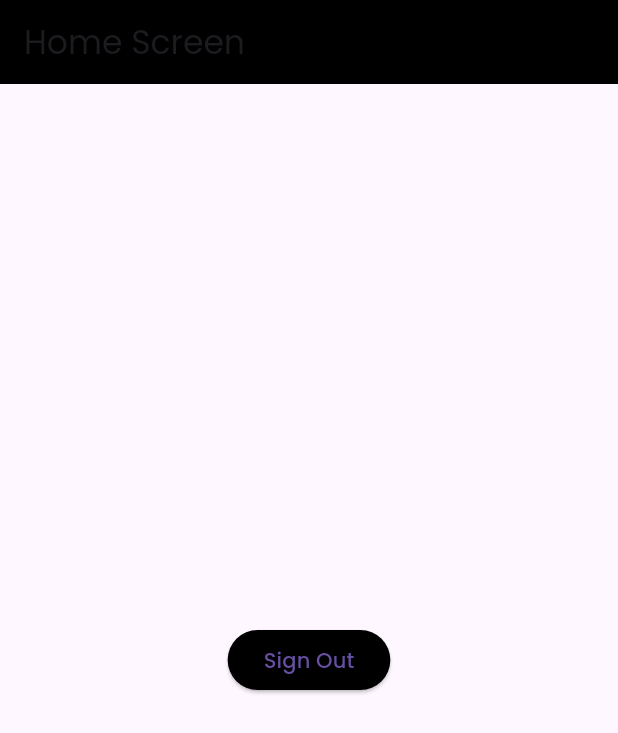
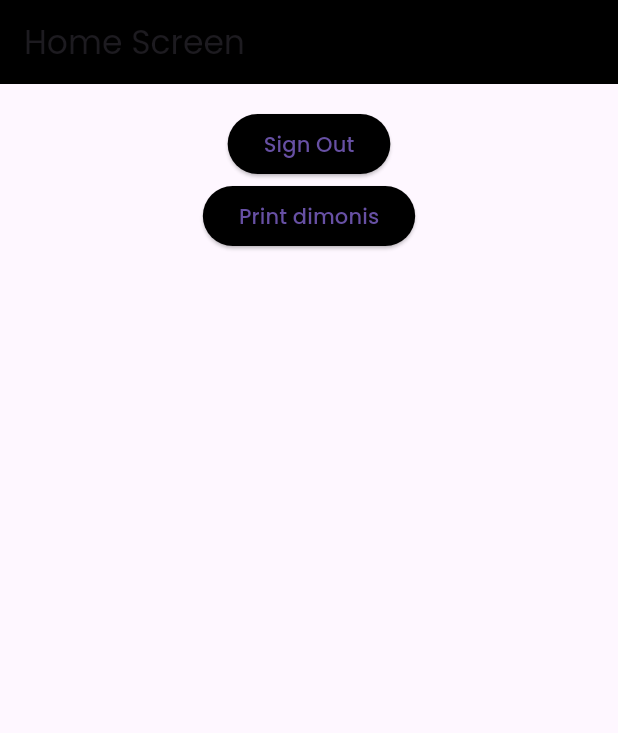
Before and after one commit to espai422-Company/dimonis, a Flutter app: the screen it shows once a user with an empty profile is signed in, on a phone screen of 412 x 824 dp. Shown: the top 733 px of the screen. Run offline on Flutter 3.47's test engine with Material 3 defaults, Android fonts, the phone set to English and light mode, and no system bars; our stand-ins replace firebase_auth, firebase_core, firebase_database, google_fonts, google_sign_in; accounts and stored records are empty.

Commit message:
To test models and is admin function

```diff
--- /dev/null
+++ b/lib/api/api.dart
@@ -0,0 +1 @@
+export 'package:app_dimonis/api/db_connection.dart';
--- a/lib/components/google_sign_in_button.dart
+++ b/lib/components/google_sign_in_button.dart
@@ -5,6 +5,8 @@ import 'package:google_sign_in/google_sign_in.dart';
 class GoogleSignInButton extends StatelessWidget {
   final FirebaseAuth _auth = FirebaseAuth.instance;
   final GoogleSignIn _googleSignIn = GoogleSignIn();
+
+  GoogleSignInButton({super.key});
 
   Future<void> _signInWithGoogle() async {
     try {
@@ -35,7 +37,7 @@ class GoogleSignInButton extends StatelessWidget {
   Widget build(BuildContext context) {
     return ElevatedButton(
       onPressed: _signInWithGoogle,
-      child: Text('Sign in with Google'),
+      child: const Text('Sign in with Google'),
     );
   }
 }
--- a/lib/main.dart
+++ b/lib/main.dart
@@ -1,14 +1,8 @@
 import 'package:app_dimonis/firebase_options.dart';
 import 'package:app_dimonis/routes/routes.dart';
-import 'package:app_dimonis/screens/auth_screen.dart';
-import 'package:app_dimonis/screens/verify_email.dart';
-import 'package:firebase_auth/firebase_auth.dart';
 import 'package:firebase_core/firebase_core.dart';
-import 'package:app_dimonis/auth.dart';
 import 'package:flutter/material.dart';
 import 'package:google_fonts/google_fonts.dart';
-
-import 'auth.dart';
 
 void main() async {
   WidgetsFlutterBinding.ensureInitialized();
--- /dev/null
+++ b/lib/models/dimoni.dart
@@ -0,0 +1,76 @@
+import 'dart:convert';
+
+import 'package:app_dimonis/api/db_connection.dart';
+import 'package:firebase_database/firebase_database.dart';
+
+class Dimoni {
+  String nom;
+  String image;
+  String description;
+  String? id;
+
+  late DatabaseReference _ref;
+
+  Dimoni(
+      {required this.nom,
+      required this.image,
+      required this.description,
+      this.id}) {
+    id ??= SignleDBConn.getDatabase().ref('/dimonis').push().key;
+    _ref = SignleDBConn.getDatabase().ref('/dimonis/$id');
+  }
+
+  factory Dimoni.fromMap(Map<Object, dynamic> json) => Dimoni(
+        nom: json["nom"],
+        image: json["image"],
+        description: json["description"],
+      );
+
+  Map<String, dynamic> toMap() => {
+        "nom": nom,
+        "image": image,
+        "description": description,
+      };
+
+  void save() {
+    _ref.set(toMap());
+  }
+
+  void delete() {
+    _ref.remove();
+  }
+
+  // Torna una llista de dimonis
+  static Future<List<Dimoni>> getDimonis() async {
+    final ref = SignleDBConn.getDatabase().ref('/dimonis');
+    final snapshot = await ref.get();
+    if (snapshot.exists) {
+      var a = snapshot.value as Map;
+      Map<Object, dynamic> b = a.cast<String, dynamic>();
+      List<Dimoni> dimonis = [];
+      b.forEach((key, value) {
+        Dimoni dimoni = Dimoni.fromMap(value);
+        dimoni.id = key.toString();
+        dimonis.add(dimoni);
+      });
+      return dimonis;
+    } else {
+      return [];
+    }
+  }
+
+  // Torna un dimoni
+  static Future<Dimoni> getDimoni(String id) async {
+    final ref = SignleDBConn.getDatabase().ref('/dimonis/$id');
+    final snapshot = await ref.get();
+    if (snapshot.exists) {
+      var a = snapshot.value as Map;
+      Map<Object, dynamic> b = a.cast<String, dynamic>();
+      Dimoni dimoni = Dimoni.fromMap(b);
+      dimoni.id = id;
+      return dimoni;
+    } else {
+      throw Exception('Dimoni not found');
+    }
+  }
+}
--- /dev/null
+++ b/lib/models/models.dart
@@ -0,0 +1,2 @@
+export 'package:app_dimonis/models/dimoni.dart';
+export 'package:app_dimonis/models/firebase_model.dart';
--- a/lib/routes/routes.dart
+++ b/lib/routes/routes.dart
@@ -1,9 +1,8 @@
-import 'package:app_dimonis/main.dart';
 import 'package:app_dimonis/screens/auth_screen.dart';
 import 'package:app_dimonis/screens/home_screen.dart';
 import 'package:flutter/material.dart';
 
 final Map<String, WidgetBuilder> routes = {
-  '/': (context) => HomeScreen(),
-  '/login': (context) => AuthScreen(),
+  '/': (context) => const HomeScreen(),
+  '/login': (context) => const AuthScreen(),
 };
--- a/lib/screens/home_screen.dart
+++ b/lib/screens/home_screen.dart
@@ -1,9 +1,12 @@
+import 'package:app_dimonis/api/db_connection.dart';
 import 'package:app_dimonis/screens/auth_screen.dart';
 import 'package:app_dimonis/screens/verify_email.dart';
 import 'package:firebase_auth/firebase_auth.dart';
 import 'package:flutter/material.dart';
 
 class HomeScreen extends StatelessWidget {
+  const HomeScreen({super.key});
+
   @override
   Widget build(BuildContext context) {
     return StreamBuilder<User?>(
@@ -12,13 +15,13 @@ class HomeScreen extends StatelessWidget {
         if (snapshot.hasData) {
           var user = snapshot.data!;
           if (user.emailVerified) {
-            return HomeWidget();
+            return const HomeWidget();
           } else {
             // return HomeScreen();
-            return VerifyEmail();
+            return const VerifyEmail();
           }
         } else {
-          return AuthScreen();
+          return const AuthScreen();
         }
       },
     );
@@ -34,13 +37,15 @@ class HomeWidget extends StatelessWidget {
   Widget build(BuildContext context) {
     return Scaffold(
       appBar: AppBar(
-        title: Text('Home Screen'),
+        title: const Text('Home Screen'),
         backgroundColor: Colors.black,
       ),
       body: Padding(
         padding: const EdgeInsets.all(16.0),
         child: Center(
-          child: ElevatedButton(
+          child: Column(
+            children: [
+              ElevatedButton(
                 onPressed: () {
                   //Use this to Log Out user
                   FirebaseAuth.instance.signOut();
@@ -48,7 +53,20 @@ class HomeWidget extends StatelessWidget {
                 style: ElevatedButton.styleFrom(
                   backgroundColor: Colors.black,
                 ),
-            child: Text('Sign Out'),
+                child: const Text('Sign Out'),
+              ),
+              ElevatedButton(
+                onPressed: () {
+                  DBConnection().readFromDatabase();
+                  // DBConnection().writeToDatabase();
+                },
+                style: ElevatedButton.styleFrom(
+                  backgroundColor: Colors.black,
+                ),
+                child: const Text('Print dimonis'),
+              ),
+              Text(FirebaseAuth.instance.currentUser!.uid)
+            ],
           ),
         ),
       ),
--- a/lib/screens/verify_email.dart
+++ b/lib/screens/verify_email.dart
@@ -42,11 +42,11 @@ class _VerifyEmailState extends State<VerifyEmail> {
   Widget build(BuildContext context) {
     return Scaffold(
       appBar: AppBar(
-        title: Text('Home Screen'),
+        title: const Text('Home Screen'),
         backgroundColor: Colors.black,
       ),
-      body: Padding(
-        padding: const EdgeInsets.all(16.0),
+      body: const Padding(
+        padding: EdgeInsets.all(16.0),
         child: Center(
           child: Text('Please verify your email address'),
         ),
--- /dev/null
+++ b/lib/services/dimoni_service.dart
@@ -0,0 +1,8 @@
+import 'package:app_dimonis/api/api.dart';
+import 'package:app_dimonis/models/dimoni.dart';
+import 'package:firebase_database/firebase_database.dart';
+
+void safe_dimoni(Dimoni dimoni) async {
+  dimoni.id ??= SignleDBConn.getDatabase().ref('/dimonis').push().key;
+  DatabaseReference ref = SignleDBConn.getDatabase().ref('/dimonis');
+}
--- a/pubspec.yaml
+++ b/pubspec.yaml
@@ -39,6 +39,7 @@ dependencies:
   firebase_core: ^2.24.2
   google_fonts: ^6.1.0
   google_sign_in: ^6.1.6
+  firebase_database: ^10.3.8
 
 dev_dependencies:
   flutter_test:
```
Also changed, not shown: lib/api/db_connection.dart (added, +52 -0 lines), lib/auth.dart (+15 -0 lines), lib/models/firebase_model.dart (added, +15 -0 lines), lib/models/gimcama.dart (added, +107 -0 lines), lib/models/progres.dart (added, +37 -0 lines), lib/screens/auth_screen.dart (+0 -7 lines), pubspec.lock, 1 other file. Lines whose indentation alone changed are shown as unchanged.
